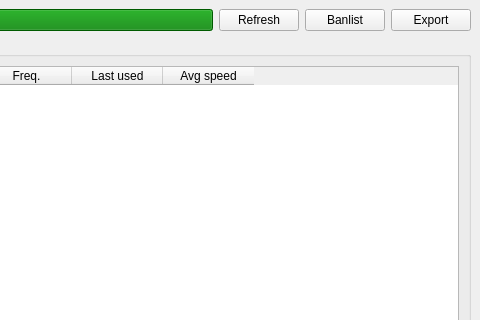
Above: ui/MainWindow.ui from CharaChorder/nexus before the change; both pictures show x 420 to 900 and y 0 to 320 of the 900 by 550 pixel window. Below: the same form after it.
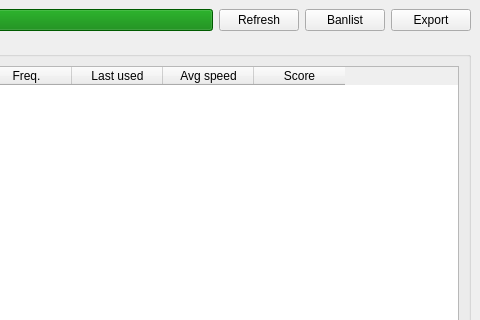
That is the form after the change.

Commit message:
Add score column by calculating freq*length. (#40)
* Add score column by calculating freq*length.

* Fix GUI not working after adding Score column.

* Set score as default sort.

* Fix order

---------

```diff
--- a/ui/MainWindow.ui
+++ b/ui/MainWindow.ui
@@ -170,7 +170,7 @@
            <bool>false</bool>
           </property>
           <property name="columnCount">
-           <number>4</number>
+           <number>5</number>
           </property>
           <attribute name="horizontalHeaderVisible">
            <bool>true</bool>
@@ -207,6 +207,11 @@
             <string>Avg speed</string>
            </property>
           </column>
+          <column>
+           <property name="text">
+            <string>Score</string>
+           </property>
+          </column>
          </widget>
         </item>
        </layout>
```
The commit also changes 6 other files.
